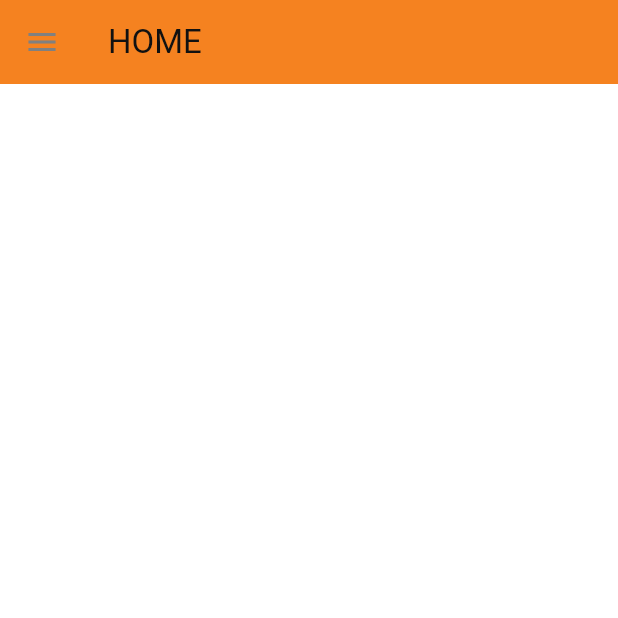
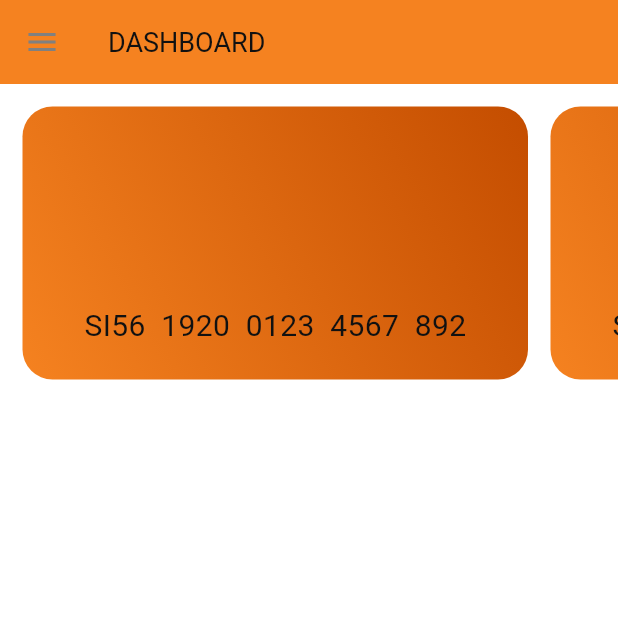
Before and after one commit to marc22polo/Mobile-bank, a Flutter app: the HomePage screen opened directly, on a phone screen of 412 x 824 dp, the top half of it. Run offline on Flutter 3.47's test engine with Material 3 defaults, Android fonts, the phone set to English and light mode, and no system bars; generated files the repository leaves out were written again.

Commit message:
dashboard cards

```diff
--- /dev/null
+++ b/lib/src/components/card_tile.dart
@@ -0,0 +1,59 @@
+import 'package:flutter/material.dart';
+
+class CardTile extends StatelessWidget {
+  final Color? color;
+  final String iban;
+
+  const CardTile({
+    super.key,
+    required this.color,
+    required this.iban,
+  });
+
+  @override
+  Widget build(BuildContext context) {
+    return Padding(
+      padding: const EdgeInsets.only(left: 15),
+      child: Container(
+        width: 337,
+        alignment: Alignment.center,
+        decoration: BoxDecoration(
+          gradient: LinearGradient(
+            colors: [
+              Theme.of(context).colorScheme.primary,
+              Theme.of(context).colorScheme.secondary,
+            ],
+            begin: Alignment.bottomLeft,
+            end: Alignment.topRight,
+          ),
+          borderRadius: BorderRadius.circular(20),
+        ),
+        child: Column(
+          children: [
+            const Spacer(),
+
+            //
+            Padding(
+              padding: const EdgeInsets.all(10),
+              child: SizedBox(
+                height: 25,
+                child: Text(
+                  iban,
+                  style: TextStyle(
+                    color: Theme.of(context).colorScheme.onPrimary,
+                    fontSize: 20,
+                  ),
+                ),
+              ),
+            ),
+
+            //
+            const SizedBox(
+              height: 15,
+            ),
+          ],
+        ),
+      ),
+    );
+  }
+}
--- a/lib/src/localization/app_en.arb
+++ b/lib/src/localization/app_en.arb
@@ -23,5 +23,9 @@
   "loginButton": "LOGIN",
   "@loginButton": {
     "description": "Login button text"
+  },
+  "homePageTitle": "DASHBOARD",
+  "@homePageTitle": {
+    "description": "Home page title"
   }
 }
--- a/lib/src/localization/app_sl.arb
+++ b/lib/src/localization/app_sl.arb
@@ -23,5 +23,9 @@
   "loginButton": "PRIJAVA",
   "@loginButton": {
     "description": "Login button text"
+  },
+  "homePageTitle": "PREGLED",
+  "@homePageTitle": {
+    "description": "Home page title"
   }
 }
--- a/lib/src/page/home.dart
+++ b/lib/src/page/home.dart
@@ -1,5 +1,7 @@
 import 'package:flutter/material.dart';
 import 'package:flutter_application_1/src/components/drawer.dart';
+import 'package:flutter_gen/gen_l10n/app_localizations.dart';
+import '../components/card_tile.dart';
 
 class HomePage extends StatefulWidget {
   const HomePage({super.key});
@@ -14,14 +16,44 @@ class _HomePageState extends State<HomePage> {
     return Scaffold(
       appBar: AppBar(
         title: Text(
-          "HOME",
+          AppLocalizations.of(context)!.homePageTitle,
           style: TextStyle(
             color: Theme.of(context).colorScheme.onPrimary,
+            fontSize: 18,
           ),
         ),
         backgroundColor: Theme.of(context).colorScheme.primary,
       ),
       drawer: const PrimaryDrawer(),
+      body: SizedBox(
+        height: 212,
+        child: ListView(
+          scrollDirection: Axis.horizontal,
+          padding: const EdgeInsets.only(top: 15, bottom: 15, right: 15),
+          children: const [
+            CardTile(
+              color: Color(0xFF111111),
+              iban: "SI56  1920  0123  4567  892",
+            ),
+            CardTile(
+              color: Color(0xFF222222),
+              iban: "SI56  1920  0123  4567  892",
+            ),
+            CardTile(
+              color: Color(0xFF333333),
+              iban: "SI56  1920  0123  4567  892",
+            ),
+            CardTile(
+              color: Color(0xFF444444),
+              iban: "SI56  1920  0123  4567  892",
+            ),
+            CardTile(
+              color: Color(0xFF555555),
+              iban: "SI56  1920  0123  4567  892",
+            ),
+          ],
+        ),
+      ),
     );
   }
 }
```
Also changed, not shown: 1 other file.
